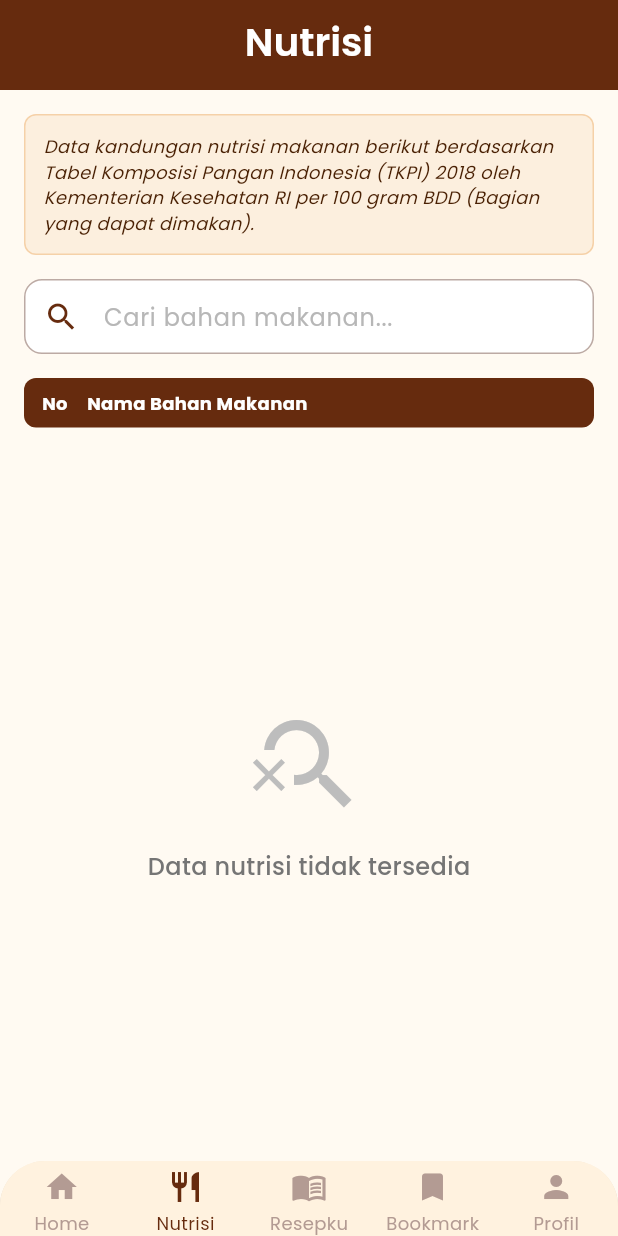
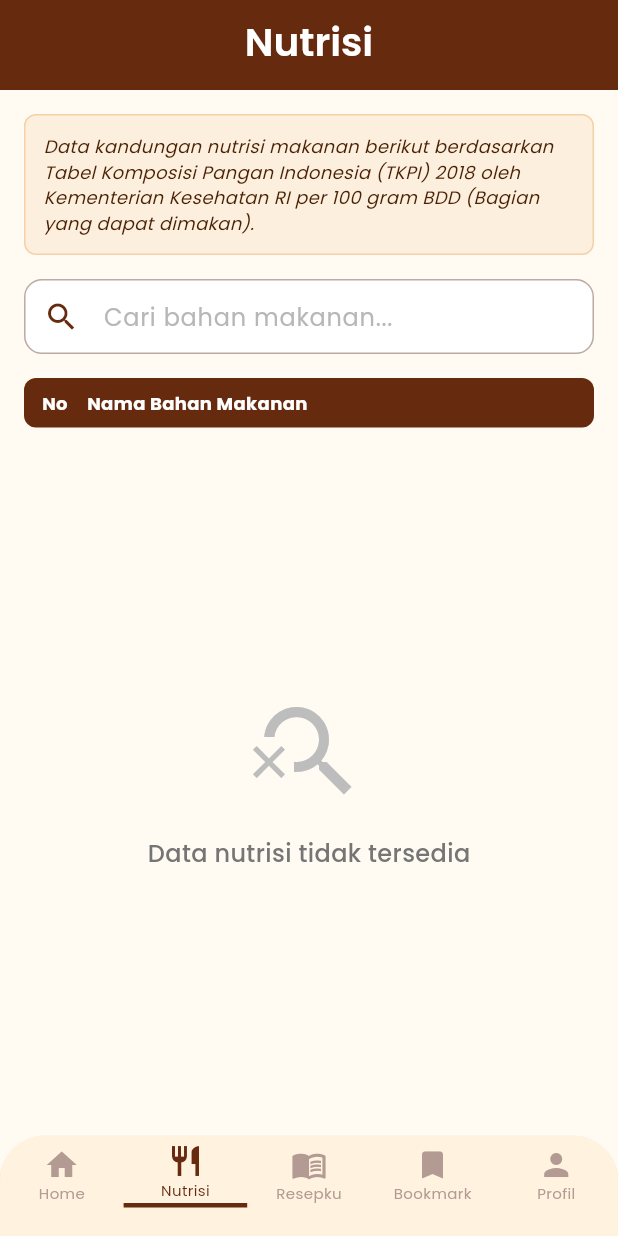
Before and after one commit to bachtiarrizkyal/dapurame, a Flutter app: the screen it shows after launch, item 2 of the bottom bar chosen, on a phone screen of 412 x 824 dp. Run offline on Flutter 3.47's test engine with Material 3 defaults, Android fonts, the light colour scheme and no system bars; our stand-ins replace cloud_firestore, firebase_core, firebase_storage, image_picker; accounts and stored records are empty.

Commit message:
benerin navbar

```diff
--- a/lib/home_page.dart
+++ b/lib/home_page.dart
@@ -31,7 +31,7 @@ class HomePage extends StatelessWidget {
   @override
   Widget build(BuildContext context) {
     return Scaffold(
-      backgroundColor: Color(0xFFFFFAF2), // Changed background color to light beige
+      backgroundColor: Color(0xFFFFFAF2),
       body: SafeArea(
         child: SingleChildScrollView(
           padding: const EdgeInsets.all(16.0),
--- a/lib/main.dart
+++ b/lib/main.dart
@@ -2,6 +2,7 @@ import 'package:flutter/material.dart';
 import 'package:firebase_core/firebase_core.dart';
 import 'firebase_options.dart';
 import 'resepku.dart';
+import 'home_page.dart';
 
 void main() async {
   WidgetsFlutterBinding.ensureInitialized();
@@ -28,7 +29,7 @@ class MainApp extends StatelessWidget {
       debugShowCheckedModeBanner: false,
       theme: ThemeData(fontFamily: 'Poppins', useMaterial3: true),
       // Start dari Resepku
-      home: const ResepkuPage(),
+      home: const HomePage(),
       // CRUD Resepku: home: const ResepkuPage(),
       // Test Firebase: home: const FirebaseTestPage(),
       // Bookmark page: home: const BookmarkPage(),
--- a/lib/navbar.dart
+++ b/lib/navbar.dart
@@ -17,9 +17,6 @@ class CustomNavbar extends StatelessWidget {
         topLeft: Radius.circular(30),
         topRight: Radius.circular(30),
       ),
-      child: Container(
-        height: 50,
-        color: const Color(0xFFFFF2DF),
       child: BottomNavigationBar(
         backgroundColor: const Color(0xFFFFF2DF),
         selectedItemColor: const Color(0xFF662B0E),
@@ -39,7 +36,6 @@ class CustomNavbar extends StatelessWidget {
           _buildNavItem(icon: Icons.person, label: 'Profil', index: 4),
         ],
       ),
-      ),
     );
   }
 
@@ -52,23 +48,30 @@ class CustomNavbar extends StatelessWidget {
 
     return BottomNavigationBarItem(
       icon: Column(
+        mainAxisSize: MainAxisSize.min,
         children: [
-          Icon(icon),
-          const SizedBox(height: 4),
+          Icon(
+            icon,
+            color:
+                isSelected ? const Color(0xFF662B0E) : const Color(0xFFB39B93),
+          ),
           Text(
             label,
             style: TextStyle(
-              fontSize: 12,
+              fontSize: 10,
               color:
                   isSelected
                       ? const Color(0xFF662B0E)
                       : const Color(0xFFB39B93),
             ),
           ),
-          const SizedBox(height: 2),
-          isSelected
-              ? Container(height: 3, width: 100, color: const Color(0xFF662B0E))
-              : const SizedBox(height: 2),
+          if (isSelected)
+            Container(
+              margin: const EdgeInsets.only(top: 2),
+              height: 3,
+              width: 90,
+              color: const Color(0xFF662B0E),
+            ),
         ],
       ),
       label: '',
```
Also changed, not shown: pubspec.lock. Lines whose indentation alone changed are shown as unchanged.
